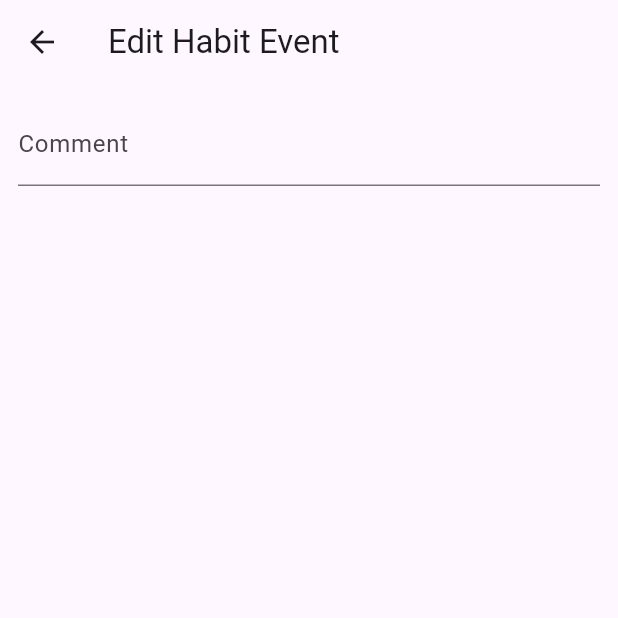
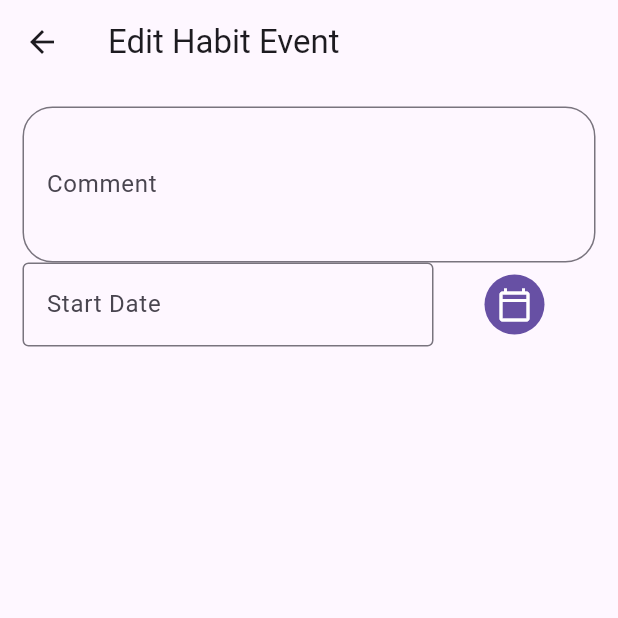
Before and after one commit to Nova-Drive/HabitSmasher, a Flutter app: the AddEditHabitEventView screen opened directly with empty values, on a phone screen of 412 x 824 dp, the top half of it. Run offline on Flutter 3.47's test engine with Material 3 defaults, Android fonts, the phone set to English and light mode, and no system bars; our stand-ins replace cloud_firestore, firebase_core, flutter_map, flutter_slidable, image_picker, latlong2 and 2 more; accounts and stored records are empty.

Commit message:
extracted datepicker, made screen for adding events

```diff
--- /dev/null
+++ b/lib/buttons/date_picker.dart
@@ -0,0 +1,50 @@
+import 'package:flutter/material.dart';
+
+class DatePicker extends StatefulWidget {
+  const DatePicker(
+      {super.key, required this.startDateController, required this.setDate});
+  final TextEditingController startDateController;
+  final Function setDate;
+
+  @override
+  State<DatePicker> createState() => _DatePickerState();
+}
+
+class _DatePickerState extends State<DatePicker> {
+  DateTime startDate = DateTime.now();
+
+  @override
+  Widget build(BuildContext context) {
+    return Row(
+      children: [
+        Flexible(
+          child: TextField(
+              readOnly: true,
+              controller: widget.startDateController,
+              // startDate.toString().substring(0, 10)
+              decoration: InputDecoration(
+                border: const OutlineInputBorder(),
+                labelText: "Start Date",
+                hintText: startDate.toString().substring(0, 10),
+              ),
+              onTap: () => showDatePicker(
+                    context: context,
+                    initialDate: startDate,
+                    firstDate:
+                        DateTime.now().subtract(const Duration(days: 365)),
+                    lastDate: DateTime.now(),
+                  ).then((value) {
+                    if (value != null) {
+                      widget.setDate(value);
+                    }
+                  })),
+        ),
+        const SizedBox(width: 30),
+        IconButton.filled(
+            onPressed: () => {},
+            icon: const Icon(Icons.calendar_today_outlined)),
+        const SizedBox(width: 30),
+      ],
+    );
+  }
+}
--- a/lib/extensions.dart
+++ b/lib/extensions.dart
@@ -1,3 +1,5 @@
+import 'package:flutter/material.dart';
+
 extension StringExtension on String {
   String capitalize() {
     return "${this[0].toUpperCase()}${substring(1).toLowerCase()}";
@@ -11,3 +13,5 @@ extension DateTimeExtension on DateTime {
 }
 
 enum Operation { add, edit }
+
+BorderRadius textFieldBorderRadius = BorderRadius.circular(20);
--- a/lib/screens/add_edit_habit_event_view.dart
+++ b/lib/screens/add_edit_habit_event_view.dart
@@ -1,4 +1,5 @@
 import 'package:flutter/material.dart';
+import 'package:habitsmasher/buttons/date_picker.dart';
 import 'package:habitsmasher/extensions.dart';
 import 'package:habitsmasher/models/habit.dart';
 import 'package:habitsmasher/models/habit_event.dart';
@@ -54,13 +55,25 @@ class _AddEditHabitEventViewState extends State<AddEditHabitEventView> {
       ),
       body: Center(
         child: Padding(
-          padding: const EdgeInsets.all(12.0),
+          padding: const EdgeInsets.all(15.0),
           child: Column(
             children: [
               TextField(
+                minLines: 3,
+                maxLines: null,
                 controller: commentController,
-                decoration: const InputDecoration(labelText: 'Comment'),
+                decoration: InputDecoration(
+                    labelText: 'Comment',
+                    border: OutlineInputBorder(
+                        borderRadius: textFieldBorderRadius)),
               ),
+              DatePicker(
+                  startDateController: dateController,
+                  setDate: (date) {
+                    setState(() {
+                      this.date = date;
+                    });
+                  }),
             ],
           ),
         ),
```
Also changed, not shown: lib/screens/add_edit_habit_view.dart (+8 -33 lines).
